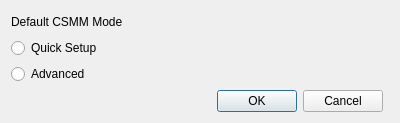
The window that preferencesdialog.ui (FortuneStreetModding/csmm-qt) describes before a commit, drawn with Qt 5.
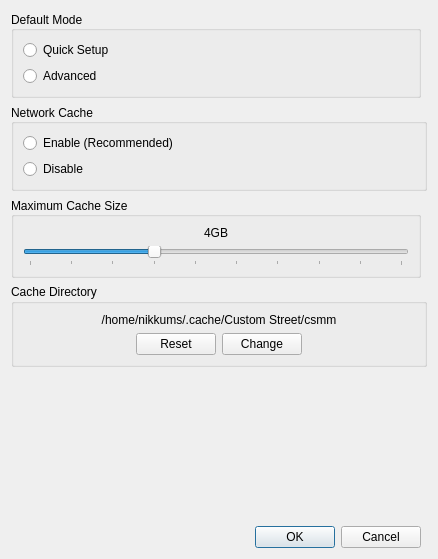
The same window after the commit. Icons and pictures are not drawn.

Commit message: The initial commit of the cache preferences

Patch:
```diff
--- a/preferencesdialog.ui
+++ b/preferencesdialog.ui
@@ -2,49 +2,311 @@
 <ui version="4.0">
  <class>PreferencesDialog</class>
  <widget class="QDialog" name="PreferencesDialog">
+  <property name="enabled">
+   <bool>true</bool>
+  </property>
   <property name="geometry">
    <rect>
     <x>0</x>
     <y>0</y>
-    <width>400</width>
-    <height>123</height>
+    <width>438</width>
+    <height>559</height>
    </rect>
   </property>
+  <property name="sizePolicy">
+   <sizepolicy hsizetype="Preferred" vsizetype="Preferred">
+    <horstretch>0</horstretch>
+    <verstretch>0</verstretch>
+   </sizepolicy>
+  </property>
+  <property name="minimumSize">
+   <size>
+    <width>0</width>
+    <height>0</height>
+   </size>
+  </property>
+  <property name="maximumSize">
+   <size>
+    <width>16777215</width>
+    <height>16777215</height>
+   </size>
+  </property>
+  <property name="sizeIncrement">
+   <size>
+    <width>0</width>
+    <height>0</height>
+   </size>
+  </property>
+  <property name="focusPolicy">
+   <enum>Qt::NoFocus</enum>
+  </property>
   <property name="windowTitle">
-   <string>Dialog</string>
+   <string>Preferences</string>
+  </property>
+  <property name="sizeGripEnabled">
+   <bool>false</bool>
+  </property>
+  <property name="modal">
+   <bool>false</bool>
   </property>
   <layout class="QGridLayout" name="gridLayout">
-   <item row="0" column="0" colspan="2">
-    <widget class="QLabel" name="label">
-     <property name="text">
-      <string>Default CSMM Mode</string>
+   <item row="0" column="0">
+    <widget class="QGroupBox" name="defaultModeGroupBox">
+     <property name="sizePolicy">
+      <sizepolicy hsizetype="Preferred" vsizetype="Preferred">
+       <horstretch>0</horstretch>
+       <verstretch>0</verstretch>
+      </sizepolicy>
      </property>
+     <property name="title">
+      <string>Default Mode</string>
+     </property>
+     <property name="alignment">
+      <set>Qt::AlignLeading|Qt::AlignLeft|Qt::AlignVCenter</set>
+     </property>
+     <property name="flat">
+      <bool>false</bool>
+     </property>
+     <property name="checkable">
+      <bool>false</bool>
+     </property>
+     <layout class="QVBoxLayout" name="verticalLayout">
+      <item>
+       <widget class="QRadioButton" name="csmmModeQuickSetupButton">
+        <property name="text">
+         <string>Quick Setup</string>
+        </property>
+        <attribute name="buttonGroup">
+         <string notr="true">csmmMode</string>
+        </attribute>
+       </widget>
+      </item>
+      <item>
+       <widget class="QRadioButton" name="csmmModeAdvancedButton">
+        <property name="text">
+         <string>Advanced</string>
+        </property>
+        <attribute name="buttonGroup">
+         <string notr="true">csmmMode</string>
+        </attribute>
+       </widget>
+      </item>
+     </layout>
     </widget>
    </item>
-   <item row="1" column="0">
-    <widget class="QRadioButton" name="quickSetup">
-     <property name="text">
-      <string>Quick Setup</string>
+   <item row="3" column="0" colspan="2">
+    <widget class="QGroupBox" name="cacheDirectoryGroupBox">
+     <property name="title">
+      <string>Cache Directory</string>
      </property>
-     <attribute name="buttonGroup">
-      <string notr="true">csmmMode</string>
-     </attribute>
+     <layout class="QVBoxLayout" name="verticalLayout_3">
+      <item>
+       <widget class="QLabel" name="cacheDirectoryLabel">
+        <property name="sizePolicy">
+         <sizepolicy hsizetype="MinimumExpanding" vsizetype="Preferred">
+          <horstretch>0</horstretch>
+          <verstretch>0</verstretch>
+         </sizepolicy>
+        </property>
+        <property name="text">
+         <string>/home/nikkums/.cache/Custom Street/csmm</string>
+        </property>
+        <property name="alignment">
+         <set>Qt::AlignCenter</set>
+        </property>
+       </widget>
+      </item>
+      <item>
+       <layout class="QHBoxLayout" name="horizontalLayout">
+        <item>
+         <spacer name="horizontalSpacer">
+          <property name="orientation">
+           <enum>Qt::Horizontal</enum>
+          </property>
+          <property name="sizeHint" stdset="0">
+           <size>
+            <width>40</width>
+            <height>20</height>
+           </size>
+          </property>
+         </spacer>
+        </item>
+        <item>
+         <widget class="QPushButton" name="resetCacheDirectoryButton">
+          <property name="text">
+           <string>Reset</string>
+          </property>
+          <property name="icon">
+           <iconset theme="view-refresh"/>
+          </property>
+         </widget>
+        </item>
+        <item>
+         <widget class="QPushButton" name="updateCacheDirectoryButton">
+          <property name="text">
+           <string>Change</string>
+          </property>
+          <property name="icon">
+           <iconset theme="folder-open"/>
+          </property>
+         </widget>
+        </item>
+        <item>
+         <spacer name="horizontalSpacer_2">
+          <property name="orientation">
+           <enum>Qt::Horizontal</enum>
+          </property>
+          <property name="sizeHint" stdset="0">
+           <size>
+            <width>40</width>
+            <height>20</height>
+           </size>
+          </property>
+         </spacer>
+        </item>
+       </layout>
+      </item>
+     </layout>
     </widget>
    </item>
-   <item row="3" column="0">
+   <item row="1" column="0" colspan="2">
+    <widget class="QGroupBox" name="groupBox">
+     <property name="title">
+      <string>Network Cache</string>
+     </property>
+     <property name="alignment">
+      <set>Qt::AlignLeading|Qt::AlignLeft|Qt::AlignVCenter</set>
+     </property>
+     <property name="flat">
+      <bool>false</bool>
+     </property>
+     <property name="checkable">
+      <bool>false</bool>
+     </property>
+     <layout class="QVBoxLayout" name="verticalLayout_2">
+      <item>
+       <widget class="QRadioButton" name="enableCacheButton">
+        <property name="text">
+         <string>Enable (Recommended)</string>
+        </property>
+       </widget>
+      </item>
+      <item>
+       <widget class="QRadioButton" name="disableCacheButton">
+        <property name="text">
+         <string>Disable</string>
+        </property>
+       </widget>
+      </item>
+     </layout>
+    </widget>
+   </item>
+   <item row="2" column="0">
+    <widget class="QGroupBox" name="maximumCacheSizeGroupBox">
+     <property name="sizePolicy">
+      <sizepolicy hsizetype="Preferred" vsizetype="Preferred">
+       <horstretch>0</horstretch>
+       <verstretch>0</verstretch>
+      </sizepolicy>
+     </property>
+     <property name="title">
+      <string>Maximum Cache Size</string>
+     </property>
+     <property name="alignment">
+      <set>Qt::AlignLeading|Qt::AlignLeft|Qt::AlignVCenter</set>
+     </property>
+     <layout class="QVBoxLayout" name="verticalLayout_5">
+      <item>
+       <widget class="QLabel" name="cacheSizeLabel">
+        <property name="text">
+         <string>4GB</string>
+        </property>
+        <property name="alignment">
+         <set>Qt::AlignCenter</set>
+        </property>
+       </widget>
+      </item>
+      <item>
+       <widget class="QSlider" name="cacheSizeSlider">
+        <property name="sizePolicy">
+         <sizepolicy hsizetype="Preferred" vsizetype="Fixed">
+          <horstretch>0</horstretch>
+          <verstretch>0</verstretch>
+         </sizepolicy>
+        </property>
+        <property name="minimum">
+         <number>1</number>
+        </property>
+        <property name="maximum">
+         <number>10</number>
+        </property>
+        <property name="singleStep">
+         <number>1</number>
+        </property>
+        <property name="pageStep">
+         <number>10</number>
+        </property>
+        <property name="sliderPosition">
+         <number>4</number>
+        </property>
+        <property name="orientation">
+         <enum>Qt::Horizontal</enum>
+        </property>
+        <property name="invertedAppearance">
+         <bool>false</bool>
+        </property>
+        <property name="invertedControls">
+         <bool>false</bool>
+        </property>
+        <property name="tickPosition">
+         <enum>QSlider::TicksBelow</enum>
+        </property>
+        <property name="tickInterval">
+         <number>1</number>
+        </property>
+       </widget>
+      </item>
+     </layout>
+    </widget>
+   </item>
+   <item row="4" column="0">
+    <spacer name="verticalSpacer">
+     <property name="orientation">
+      <enum>Qt::Vertical</enum>
+     </property>
+     <property name="sizeHint" stdset="0">
+      <size>
+       <width>20</width>
+       <height>40</height>
+      </size>
+     </property>
+    </spacer>
+   </item>
+   <item row="5" column="0">
     <widget class="QDialogButtonBox" name="buttonBox">
+     <property name="sizePolicy">
+      <sizepolicy hsizetype="Preferred" vsizetype="Preferred">
+       <horstretch>0</horstretch>
+       <verstretch>0</verstretch>
+      </sizepolicy>
+     </property>
+     <property name="maximumSize">
+      <size>
+       <width>16777215</width>
+       <height>1677215</height>
+      </size>
+     </property>
+     <property name="layoutDirection">
+      <enum>Qt::LeftToRight</enum>
+     </property>
      <property name="orientation">
       <enum>Qt::Horizontal</enum>
      </property>
      <property name="standardButtons">
       <set>QDialogButtonBox::Cancel|QDialogButtonBox::Ok</set>
      </property>
-    </widget>
-   </item>
-   <item row="2" column="0">
-    <widget class="QRadioButton" name="advanced">
-     <property name="text">
-      <string>Advanced</string>
+     <property name="centerButtons">
+      <bool>false</bool>
      </property>
      <attribute name="buttonGroup">
       <string notr="true">csmmMode</string>
```
Left out of the diff: 16 changed lines with no effect on the pictures. The commit also changes 2 other files.
